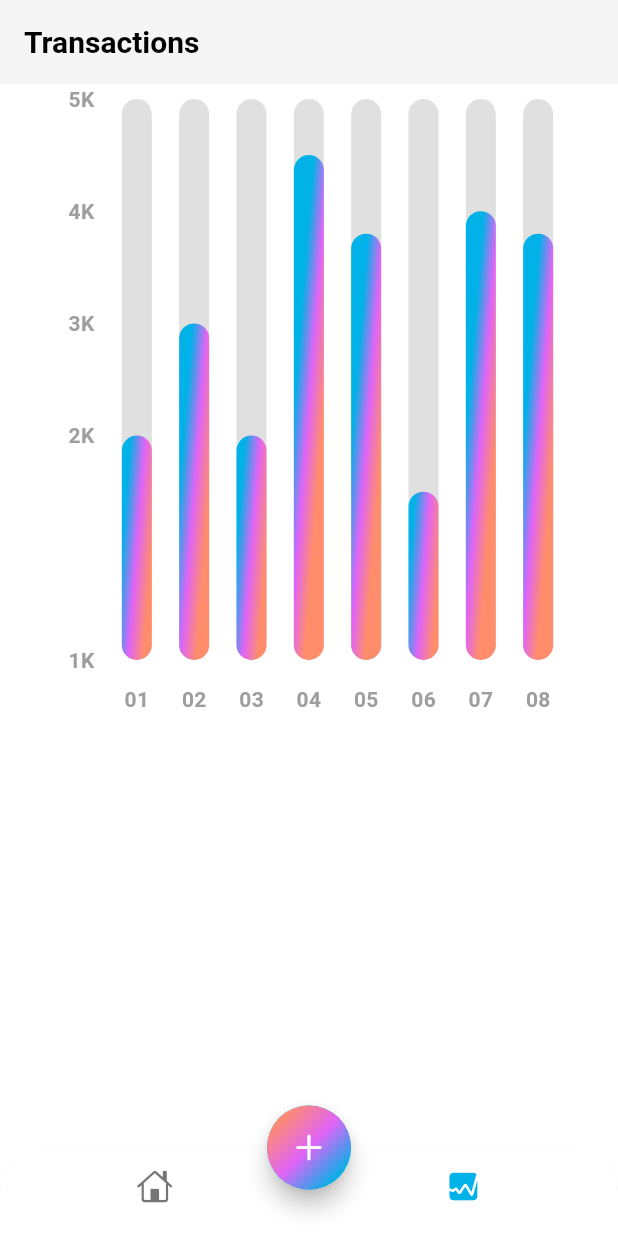
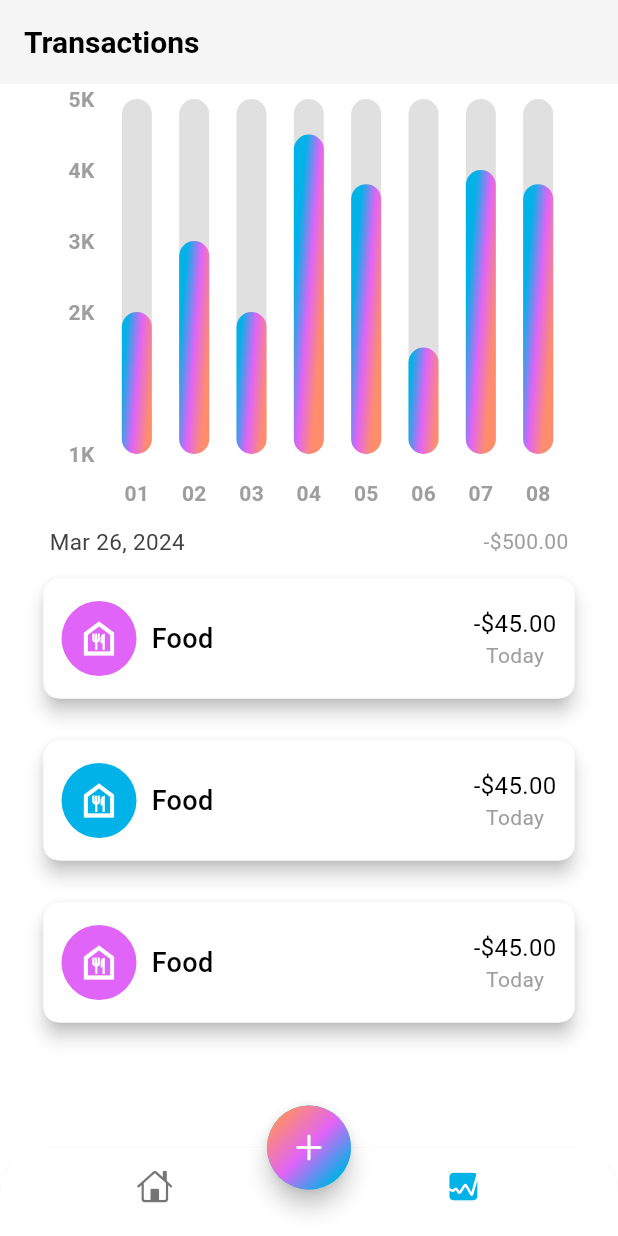
Before and after one commit to GurparveshGrewal/expense_tracker_app, a Flutter app: the screen it shows after launch, item 2 of the bottom bar chosen, on a phone screen of 412 x 824 dp. Run offline on Flutter 3.47's test engine with Material 3 defaults, Android fonts, the phone set to English and light mode, and no system bars; drawn by our look-alikes of fl_chart; our stand-ins replace font_awesome_flutter.

Commit message:
feat: addd date time package

```diff
--- a/lib/features/stats/views/stats_screen.dart
+++ b/lib/features/stats/views/stats_screen.dart
@@ -1,5 +1,7 @@
+import 'package:expense_tracker_app/features/home/widgets/expense_card.dart';
 import 'package:expense_tracker_app/features/stats/widgets/chart_widget.dart';
 import 'package:flutter/material.dart';
+import 'package:intl/intl.dart';
 
 class StatsPage extends StatelessWidget {
   const StatsPage({super.key});
@@ -19,13 +21,53 @@ class StatsPage extends StatelessWidget {
         child: Column(
           children: [
             Container(
-              height: MediaQuery.of(context).size.width,
+              height: MediaQuery.of(context).size.width / 1.5,
               width: MediaQuery.of(context).size.width,
               decoration: BoxDecoration(
                 borderRadius: BorderRadius.circular(10),
               ),
               child: const MyChart(),
             ),
+            const SizedBox(
+              height: 10,
+            ),
+            Padding(
+              padding: const EdgeInsets.symmetric(horizontal: 8.0),
+              child: Row(
+                mainAxisAlignment: MainAxisAlignment.spaceBetween,
+                children: [
+                  Text(
+                    DateFormat.yMMMd().format(DateTime.now()),
+                    style: TextStyle(
+                      color: Colors.grey.shade800,
+                      fontSize: 15,
+                    ),
+                  ),
+                  Text(
+                    "-\$500.00",
+                    style: TextStyle(
+                      color: Theme.of(context).colorScheme.outline,
+                      fontSize: 14,
+                    ),
+                  ),
+                ],
+              ),
+            ),
+            const SizedBox(
+              height: 10,
+            ),
+            Expanded(
+              child: ListView.builder(
+                  itemCount: 3,
+                  itemBuilder: (context, index) {
+                    return ExpenseCard(
+                      icon: Icons.food_bank_outlined,
+                      backgroundColor: index % 2 == 0
+                          ? Theme.of(context).colorScheme.secondary
+                          : Theme.of(context).colorScheme.primary,
+                    );
+                  }),
+            )
           ],
         ),
       ),
--- a/pubspec.yaml
+++ b/pubspec.yaml
@@ -13,6 +13,7 @@ dependencies:
   fl_chart: ^0.66.2
   cupertino_icons: ^1.0.6
   font_awesome_flutter: ^10.7.0
+  intl: ^0.19.0
 
 dev_dependencies:
   flutter_test:
```
Also changed, not shown: pubspec.lock.
